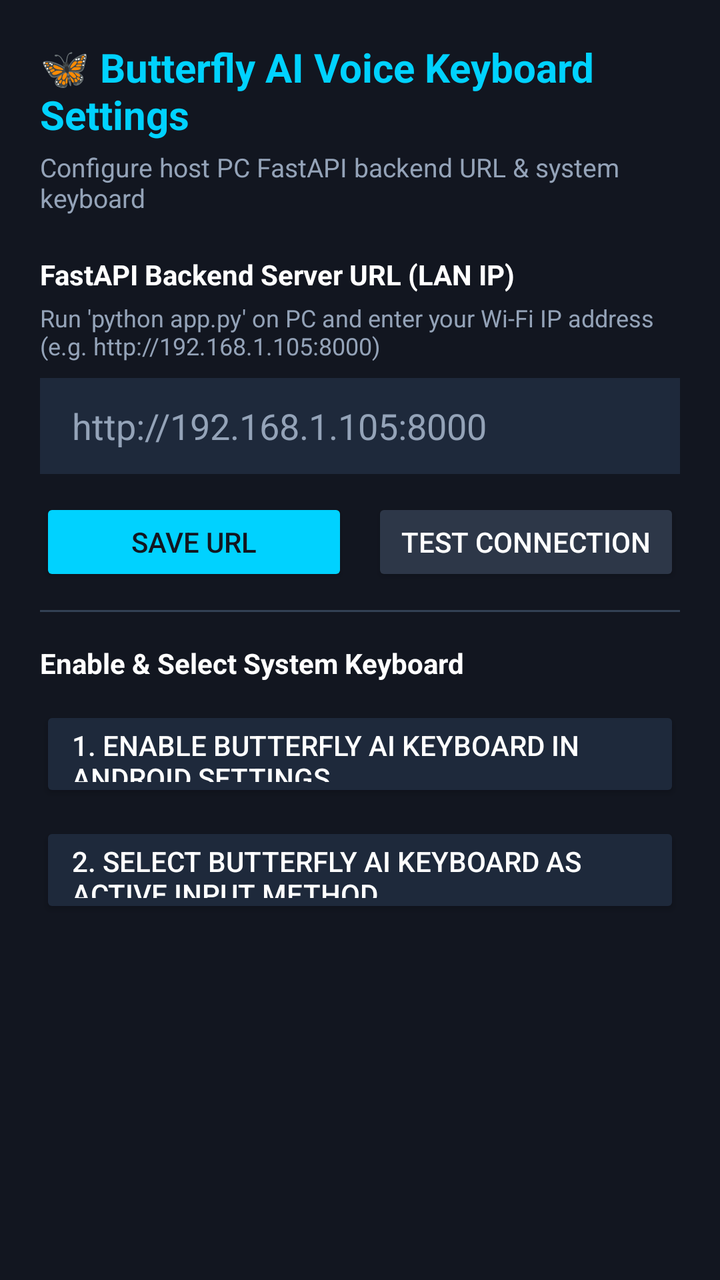
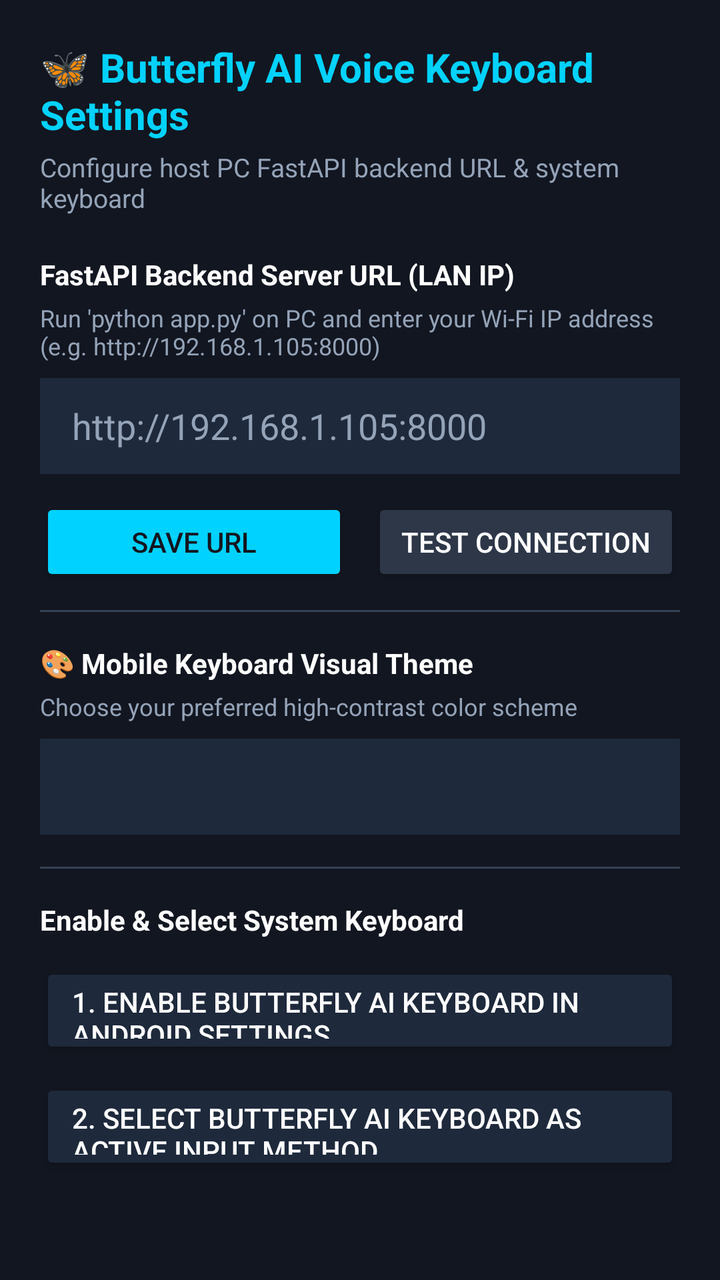

Two renders of the same Android screen: before a commit and after it. Below are the layout's source before the change and the commit's diff.
<!-- AndroidManifest.xml: activity theme Theme.ButterflyAI -->
<!-- res/layout/activity_settings.xml -->
<?xml version="1.0" encoding="utf-8"?>
<ScrollView xmlns:android="http://schemas.android.com/apk/res/android"
    android:layout_width="match_parent"
    android:layout_height="match_parent"
    android:background="@color/bg_dark"
    android:fillViewport="true">

    <LinearLayout
        android:layout_width="match_parent"
        android:layout_height="wrap_content"
        android:orientation="vertical"
        android:padding="20dp">

        
        <TextView
            android:layout_width="wrap_content"
            android:layout_height="wrap_content"
            android:text="🦋 Butterfly AI Voice Keyboard Settings"
            android:textColor="@color/primary"
            android:textSize="20sp"
            android:textStyle="bold"
            android:layout_marginBottom="4dp" />

        <TextView
            android:layout_width="wrap_content"
            android:layout_height="wrap_content"
            android:text="Configure host PC FastAPI backend URL &amp; system keyboard"
            android:textColor="@color/text_secondary"
            android:textSize="13sp"
            android:layout_marginBottom="20dp" />

        
        <TextView
            android:layout_width="wrap_content"
            android:layout_height="wrap_content"
            android:text="FastAPI Backend Server URL (LAN IP)"
            android:textColor="@color/text_primary"
            android:textSize="14sp"
            android:textStyle="bold"
            android:layout_marginBottom="4dp" />

        <TextView
            android:layout_width="wrap_content"
            android:layout_height="wrap_content"
            android:text="Run 'python app.py' on PC and enter your Wi-Fi IP address (e.g. http://192.168.1.105:8000)"
            android:textColor="@color/text_secondary"
            android:textSize="12sp"
            android:layout_marginBottom="8dp" />

        <EditText
            android:id="@+id/etServerUrl"
            android:layout_width="match_parent"
            android:layout_height="48dp"
            android:hint="@string/backend_url_hint"
            android:textColor="@color/text_primary"
            android:textColorHint="@color/text_secondary"
            android:background="@color/bg_card"
            android:paddingHorizontal="16dp"
            android:inputType="textUri"
            android:layout_marginBottom="12dp" />

        <LinearLayout
            android:layout_width="match_parent"
            android:layout_height="wrap_content"
            android:orientation="horizontal"
            android:layout_marginBottom="12dp">

            <Button
                android:id="@+id/btnSaveUrl"
                android:layout_width="0dp"
                android:layout_height="44dp"
                android:layout_weight="1"
                android:text="Save URL"
                android:textColor="@color/bg_dark"
                android:backgroundTint="@color/primary"
                android:layout_marginEnd="6dp" />

            <Button
                android:id="@+id/btnTestConnection"
                android:layout_width="0dp"
                android:layout_height="44dp"
                android:layout_weight="1"
                android:text="Test Connection"
                android:textColor="@color/text_primary"
                android:backgroundTint="@color/bg_key"
                android:layout_marginStart="6dp" />
        </LinearLayout>

        <TextView
            android:id="@+id/tvTestResult"
            android:layout_width="match_parent"
            android:layout_height="wrap_content"
            android:text=""
            android:textSize="13sp"
            android:textStyle="bold"
            android:padding="8dp"
            android:visibility="gone"
            android:layout_marginBottom="16dp" />

        
        <View
            android:layout_width="match_parent"
            android:layout_height="1dp"
            android:background="@color/stroke_card"
            android:layout_marginBottom="16dp" />

        
        <TextView
            android:layout_width="wrap_content"
            android:layout_height="wrap_content"
            android:text="Enable &amp; Select System Keyboard"
            android:textColor="@color/text_primary"
            android:textSize="14sp"
            android:textStyle="bold"
            android:layout_marginBottom="12dp" />

        <Button
            android:id="@+id/btnEnableIme"
            android:layout_width="match_parent"
            android:layout_height="48dp"
            android:text="1. Enable Butterfly AI Keyboard in Android Settings"
            android:textColor="@color/text_primary"
            android:backgroundTint="@color/bg_card"
            android:gravity="start|center_vertical"
            android:paddingHorizontal="16dp"
            android:layout_marginBottom="10dp" />

        <Button
            android:id="@+id/btnSelectIme"
            android:layout_width="match_parent"
            android:layout_height="48dp"
            android:text="2. Select Butterfly AI Keyboard as Active Input Method"
            android:textColor="@color/text_primary"
            android:backgroundTint="@color/bg_card"
            android:gravity="start|center_vertical"
            android:paddingHorizontal="16dp"
            android:layout_marginBottom="20dp" />

    </LinearLayout>
</ScrollView>
<!-- resources referenced by this layout -->
<resources>
  <color name="bg_card">#1E293B</color>
  <color name="bg_dark">#121620</color>
  <color name="bg_key">#2D3748</color>
  <color name="primary">#00D2FF</color>
  <color name="stroke_card">#334155</color>
  <color name="text_primary">#FFFFFF</color>
  <color name="text_secondary">#94A3B8</color>
  <string name="backend_url_hint">http://192.168.1.105:8000</string>
  <style name="Theme.ButterflyAI" parent="Theme.MaterialComponents.DayNight.NoActionBar">
          <item name="colorPrimary">@color/primary</item>
          <item name="colorPrimaryVariant">@color/primary_dark</item>
          <item name="colorOnPrimary">@color/bg_dark</item>
          <item name="android:windowBackground">@color/bg_dark</item>
          <item name="android:textColorPrimary">@color/text_primary</item>
      </style>
  <color name="primary_dark">#00A3CC</color>
</resources>

<!-- the commit's change to res/layout/activity_settings.xml (unified diff, before → after) -->
@@ -108,6 +108,39 @@
         <TextView
             android:layout_width="wrap_content"
             android:layout_height="wrap_content"
+            android:text="🎨 Mobile Keyboard Visual Theme"
+            android:textColor="@color/text_primary"
+            android:textSize="14sp"
+            android:textStyle="bold"
+            android:layout_marginBottom="4dp" />
+
+        <TextView
+            android:layout_width="wrap_content"
+            android:layout_height="wrap_content"
+            android:text="Choose your preferred high-contrast color scheme"
+            android:textColor="@color/text_secondary"
+            android:textSize="12sp"
+            android:layout_marginBottom="8dp" />
+
+        <Spinner
+            android:id="@+id/spinnerKeyboardTheme"
+            android:layout_width="match_parent"
+            android:layout_height="48dp"
+            android:background="@color/bg_card"
+            android:paddingHorizontal="12dp"
+            android:layout_marginBottom="16dp" />
+
+        
+        <View
+            android:layout_width="match_parent"
+            android:layout_height="1dp"
+            android:background="@color/stroke_card"
+            android:layout_marginBottom="16dp" />
+
+        
+        <TextView
+            android:layout_width="wrap_content"
+            android:layout_height="wrap_content"
             android:text="Enable &amp; Select System Keyboard"
             android:textColor="@color/text_primary"
             android:textSize="14sp"
